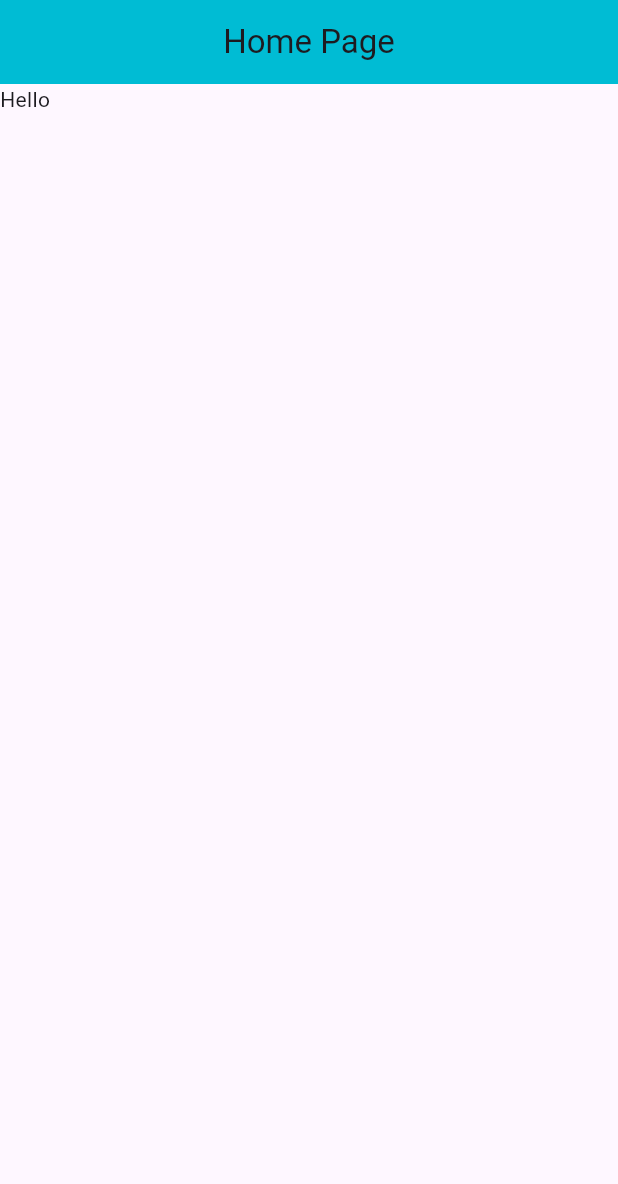
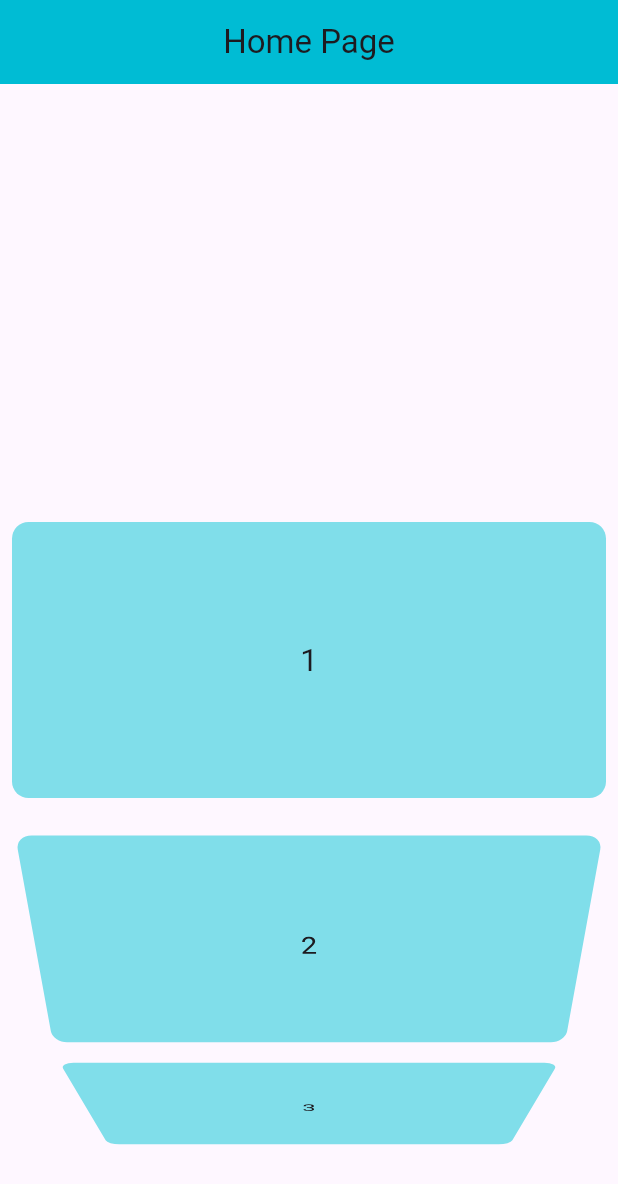
Before and after one commit to Umesh9057/Animate_Flutter, a Flutter app: the screen it shows after launch, on a phone screen of 412 x 824 dp. Shown: the top 1184 px of the screen. Run offline on Flutter 3.47's test engine with Material 3 defaults, Android fonts, the phone set to English and light mode, and no system bars; our stand-ins replace font_awesome_flutter.

Commit message:
Update home_page_view.dart

```diff
--- a/lib/src/modules/home_page_view.dart
+++ b/lib/src/modules/home_page_view.dart
@@ -10,6 +10,8 @@ class HomePageView extends StatefulWidget {
 
 class _HomePageViewState extends State<HomePageView> {
 
+  var arrIndex = [1, 2, 3, 4, 5, 6, 7, 8, 9, 10, 11];
+
   @override
   Widget build(BuildContext context) {
     return Scaffold(
@@ -19,7 +21,26 @@ class _HomePageViewState extends State<HomePageView> {
         centerTitle: true,
       ),
 
-      body: Text('Hello'),
+      body:ListWheelScrollView(
+        itemExtent: 200,
+        children: arrIndex
+            .map(
+              (value) => Padding(
+                padding: const EdgeInsets.all(8.0),
+                child: Container(
+                  decoration: BoxDecoration(
+                    borderRadius: BorderRadius.circular(11),
+                    color: Colors.cyan.shade200,
+                  ),
+                  width: double.infinity,
+                  child: Center(
+                    child: Text('$value', style: TextStyle(fontSize: 21)),
+                  ),
+                ),
+              ),
+            )
+            .toList(),
+      ),
     );
   }
 }
```
